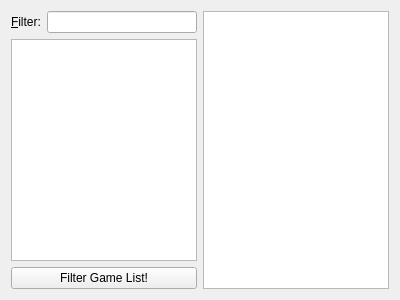
madnight/chessx, file src/gui/tagdetailwidget.ui: the form before one commit.
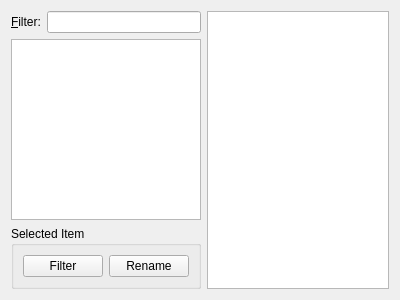
The form after the commit.

Commit message: Started preparations for simple database tag replace operations

Diff of the .ui file:
```diff
--- a/src/gui/tagdetailwidget.ui
+++ b/src/gui/tagdetailwidget.ui
@@ -47,10 +47,26 @@
       </widget>
      </item>
      <item>
-      <widget class="QPushButton" name="filterDatabase">
-       <property name="text">
-        <string>Filter Game List!</string>
+      <widget class="QGroupBox" name="groupBox">
+       <property name="title">
+        <string>Selected Item</string>
        </property>
+       <layout class="QHBoxLayout" name="horizontalLayout_4">
+        <item>
+         <widget class="QPushButton" name="filterDatabase">
+          <property name="text">
+           <string>Filter</string>
+          </property>
+         </widget>
+        </item>
+        <item>
+         <widget class="QPushButton" name="renameItem">
+          <property name="text">
+           <string>Rename</string>
+          </property>
+         </widget>
+        </item>
+       </layout>
       </widget>
      </item>
     </layout>
```
The commit also changes 11 other files.
